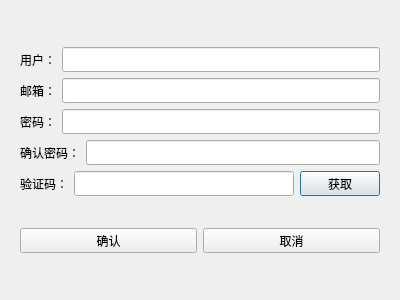
infinityqiao/chat_lab, file client/registerdialog.ui: the form before one commit.
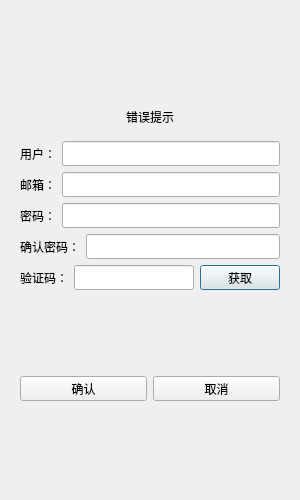
The form after the commit.

Diff of the .ui file:
```diff
--- a/client/registerdialog.ui
+++ b/client/registerdialog.ui
@@ -6,10 +6,22 @@
    <rect>
     <x>0</x>
     <y>0</y>
-    <width>400</width>
-    <height>300</height>
+    <width>300</width>
+    <height>500</height>
    </rect>
   </property>
+  <property name="minimumSize">
+   <size>
+    <width>300</width>
+    <height>500</height>
+   </size>
+  </property>
+  <property name="maximumSize">
+   <size>
+    <width>300</width>
+    <height>500</height>
+   </size>
+  </property>
   <property name="windowTitle">
    <string>Dialog</string>
   </property>
@@ -33,6 +45,22 @@
            </property>
           </spacer>
          </item>
+         <item>
+          <widget class="QWidget" name="widget" native="true">
+           <layout class="QVBoxLayout" name="verticalLayout_4">
+            <item>
+             <widget class="QLabel" name="error_tip">
+              <property name="text">
+               <string>错误提示</string>
+              </property>
+              <property name="alignment">
+               <set>Qt::AlignmentFlag::AlignCenter</set>
+              </property>
+             </widget>
+            </item>
+           </layout>
+          </widget>
+         </item>
          <item>
           <layout class="QHBoxLayout" name="horizontalLayout">
            <item>
```
